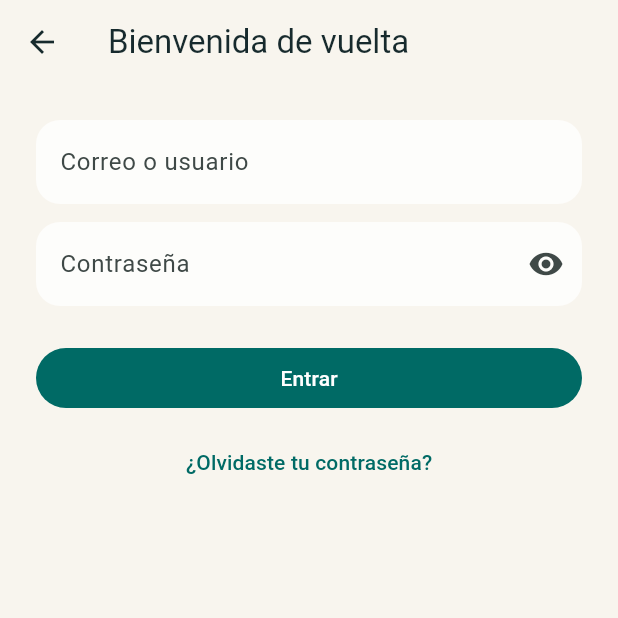
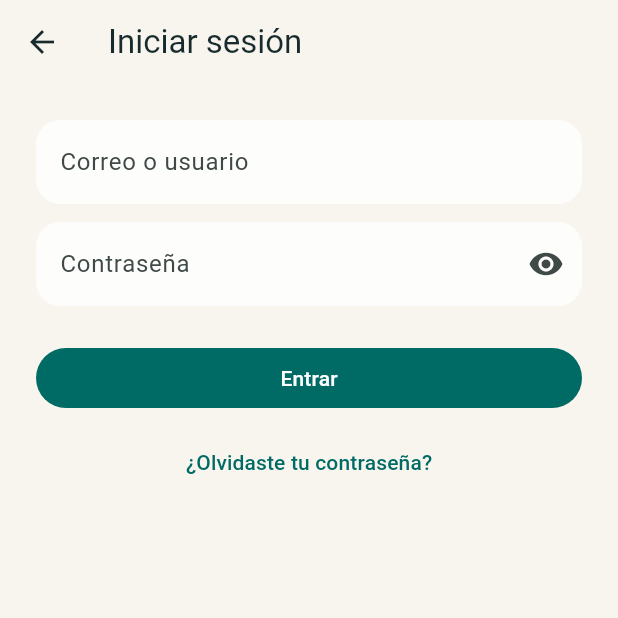
Before and after one commit to CotidieApp/inspirat, a Flutter app: the screen it shows after launch, after a tap on "Iniciar sesión", on a phone screen of 412 x 824 dp, the top half of it. Run offline on Flutter 3.47's test engine with Material 3 defaults, Android fonts, the phone set to English and light mode, and no system bars; our stand-ins replace dio, flutter_riverpod, flutter_secure_storage, go_router, sqflite; accounts and stored records are empty; network calls fail.

Commit message:
Oculta el selector de servidor en la build pública y pareja textos de UI
El selector "Configurar conexión al servidor" ahora solo aparece cuando el
build se compila con --dart-define=DEV_BUILD=true (flavor dev); la build
prod que ya se distribuye no lo muestra. También corrige el fallback de
API_BASE_URL (apuntaba al emulador en vez de a producción) y pareja textos
inconsistentes encontrados en una auditoría de la interfaz.

```diff
--- a/mobile/lib/app.dart
+++ b/mobile/lib/app.dart
@@ -199,8 +199,9 @@ class WelcomeScreen extends StatelessWidget {
                 await controller.useLocally();
                 if (context.mounted) context.go('/home');
               },
-              child: const Text('Probar solo en este dispositivo'),
-            ),
+              child: const Text('Escribir sin crear cuenta'),
+            ),
+            if (AppConfig.isDevBuild)
               TextButton.icon(
                 onPressed: () => showServerConfiguration(context, controller),
                 icon: const Icon(Icons.lan_outlined),
@@ -322,7 +323,7 @@ class _AuthScreenState extends State<AuthScreen> {
   @override
   Widget build(BuildContext context) => Scaffold(
     appBar: AppBar(
-      title: Text(widget.register ? 'Crear cuenta' : 'Bienvenida de vuelta'),
+      title: Text(widget.register ? 'Crear cuenta' : 'Iniciar sesión'),
     ),
     body: Form(
       key: formKey,
@@ -1051,7 +1052,7 @@ class _SearchScreenState extends State<SearchScreen> {
                   title: Text(project.title),
                   subtitle: Text(
                     project.synopsis.isEmpty
-                        ? 'Sin sinopsis'
+                        ? 'Sinopsis pendiente'
                         : project.synopsis,
                     maxLines: 2,
                     overflow: TextOverflow.ellipsis,
@@ -1756,6 +1757,7 @@ class Profile extends StatelessWidget {
                     'sincronizan.',
         ),
       ),
+      if (AppConfig.isDevBuild)
         ListTile(
           leading: const Icon(Icons.lan_outlined),
           title: const Text('Servidor de sincronización'),
--- a/mobile/lib/core/config.dart
+++ b/mobile/lib/core/config.dart
@@ -4,6 +4,7 @@ abstract final class AppConfig {
   static const packageId = 'com.inspirat.app';
   static const apiBaseUrl = String.fromEnvironment(
     'API_BASE_URL',
-    defaultValue: 'http://10.0.2.2:8000/api/v1',
+    defaultValue: 'https://inspirat-api.onrender.com/api/v1',
   );
+  static const isDevBuild = bool.fromEnvironment('DEV_BUILD');
 }
```
Also changed, not shown: mobile/lib/community.dart (+5 -2 lines), 4 other files. Lines whose indentation alone changed are shown as unchanged.
